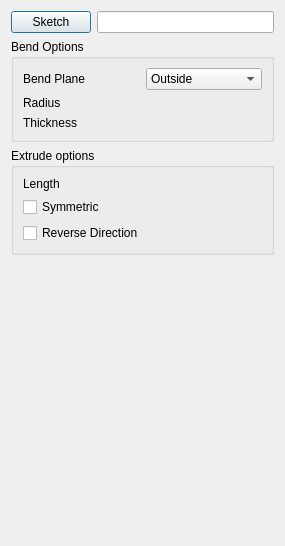
First picture: the form in Resources/panels/CreateBaseShape.ui, repository shaise/FreeCAD_SheetMetal, before the edit.
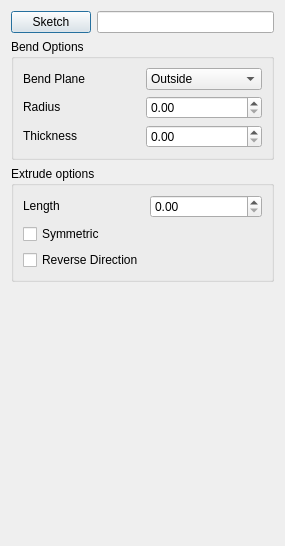
Second picture: the form after the edit. Custom widgets are drawn as their Qt base class.

Commit message: fix custom class base of Gui::QuantitySpinBox to QDoubleSpinBox to show better under designer.

What changed in the file:
```diff
--- a/Resources/panels/CreateBaseShape.ui
+++ b/Resources/panels/CreateBaseShape.ui
@@ -209,7 +209,7 @@
  <customwidgets>
   <customwidget>
    <class>Gui::QuantitySpinBox</class>
-   <extends>QWidget</extends>
+   <extends>QDoubleSpinBox</extends>
    <header>Gui/QuantitySpinBox.h</header>
   </customwidget>
  </customwidgets>
```
The commit also changes 13 other files.
